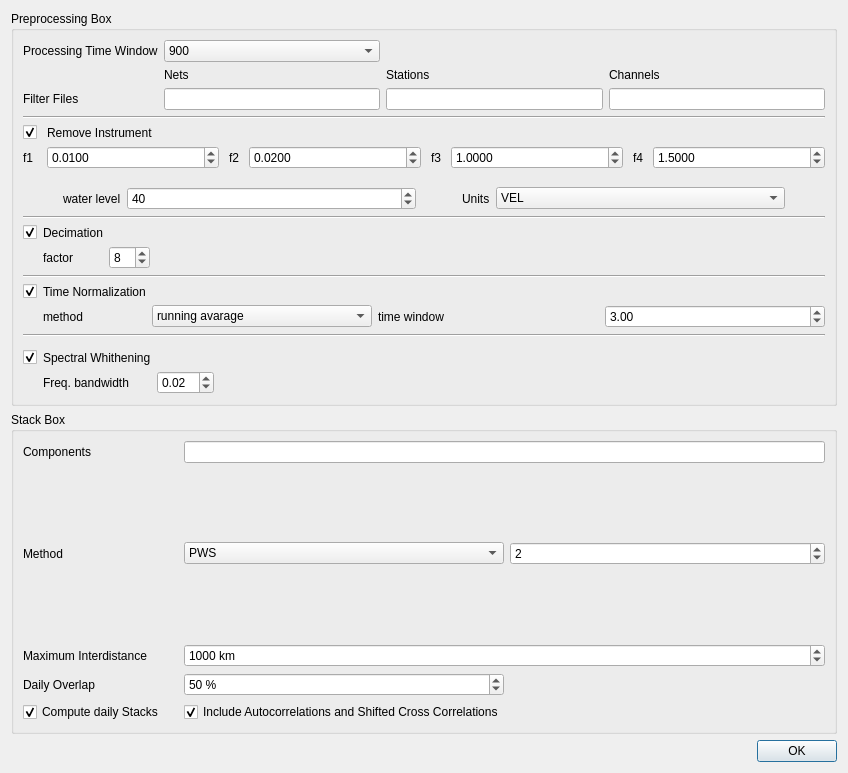
Above: isp/resources/designer_uis/SettingsDialogNoise.ui from ProjectISP/ISP before the change. Below: the same form after it.
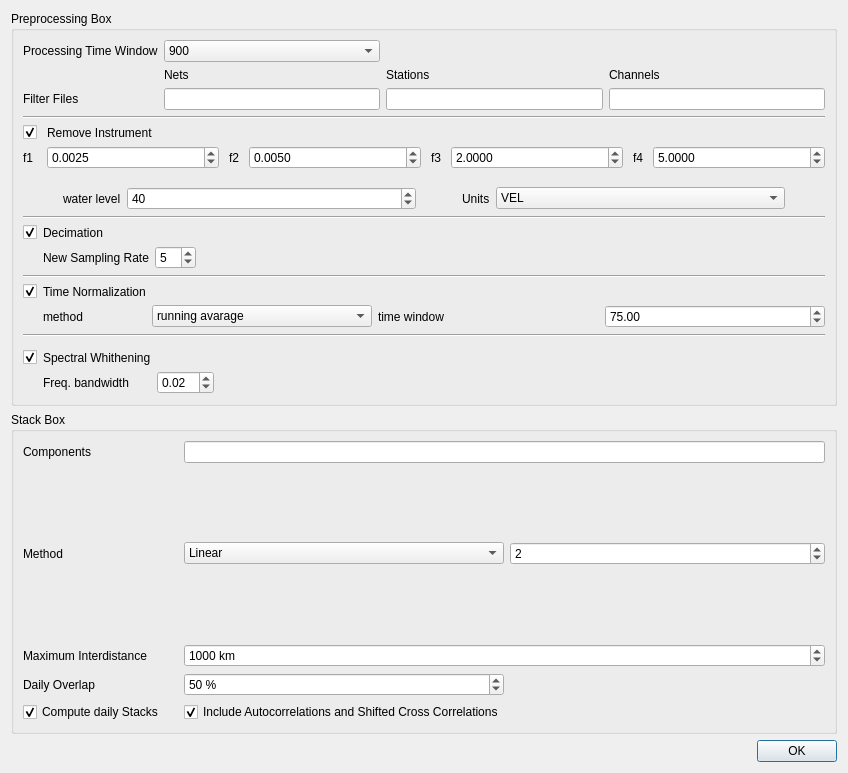
That is the form after the change.

```diff
--- a/isp/resources/designer_uis/SettingsDialogNoise.ui
+++ b/isp/resources/designer_uis/SettingsDialogNoise.ui
@@ -186,7 +186,7 @@
            <double>0.010000000000000</double>
           </property>
           <property name="value">
-           <double>0.010000000000000</double>
+           <double>0.002500000000000</double>
           </property>
          </widget>
         </item>
@@ -199,7 +199,7 @@
            <double>0.100000000000000</double>
           </property>
           <property name="value">
-           <double>0.020000000000000</double>
+           <double>0.005000000000000</double>
           </property>
          </widget>
         </item>
@@ -241,7 +241,7 @@
            <double>0.010000000000000</double>
           </property>
           <property name="value">
-           <double>1.000000000000000</double>
+           <double>2.000000000000000</double>
           </property>
          </widget>
         </item>
@@ -267,7 +267,7 @@
            <double>0.010000000000000</double>
           </property>
           <property name="value">
-           <double>1.500000000000000</double>
+           <double>5.000000000000000</double>
           </property>
          </widget>
         </item>
@@ -423,7 +423,7 @@
            </sizepolicy>
           </property>
           <property name="text">
-           <string>factor</string>
+           <string>New Sampling Rate</string>
           </property>
          </widget>
         </item>
@@ -459,7 +459,7 @@
            </sizepolicy>
           </property>
           <property name="value">
-           <number>8</number>
+           <number>5</number>
           </property>
          </widget>
         </item>
@@ -553,7 +553,7 @@
            <double>1.000000000000000</double>
           </property>
           <property name="value">
-           <double>3.000000000000000</double>
+           <double>75.000000000000000</double>
           </property>
          </widget>
         </item>
@@ -718,11 +718,6 @@
             <verstretch>0</verstretch>
            </sizepolicy>
           </property>
-          <item>
-           <property name="text">
-            <string>PWS</string>
-           </property>
-          </item>
           <item>
            <property name="text">
             <string>Linear</string>
```
Left out of the diff: 5 changed lines with no effect on the pictures.
